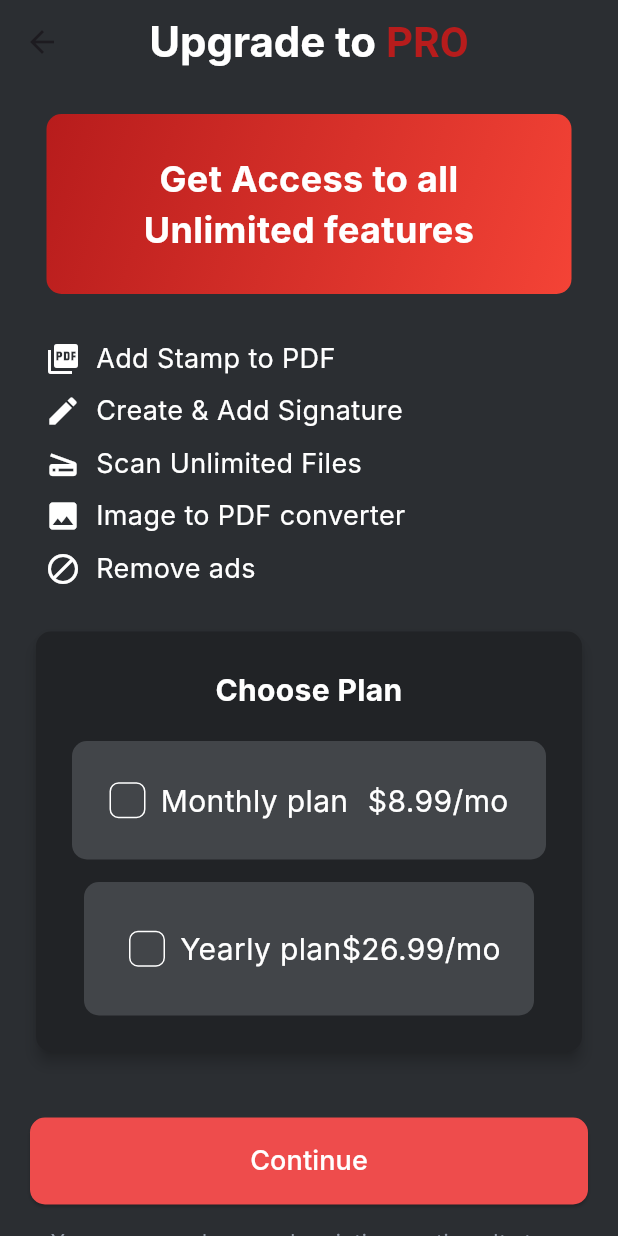
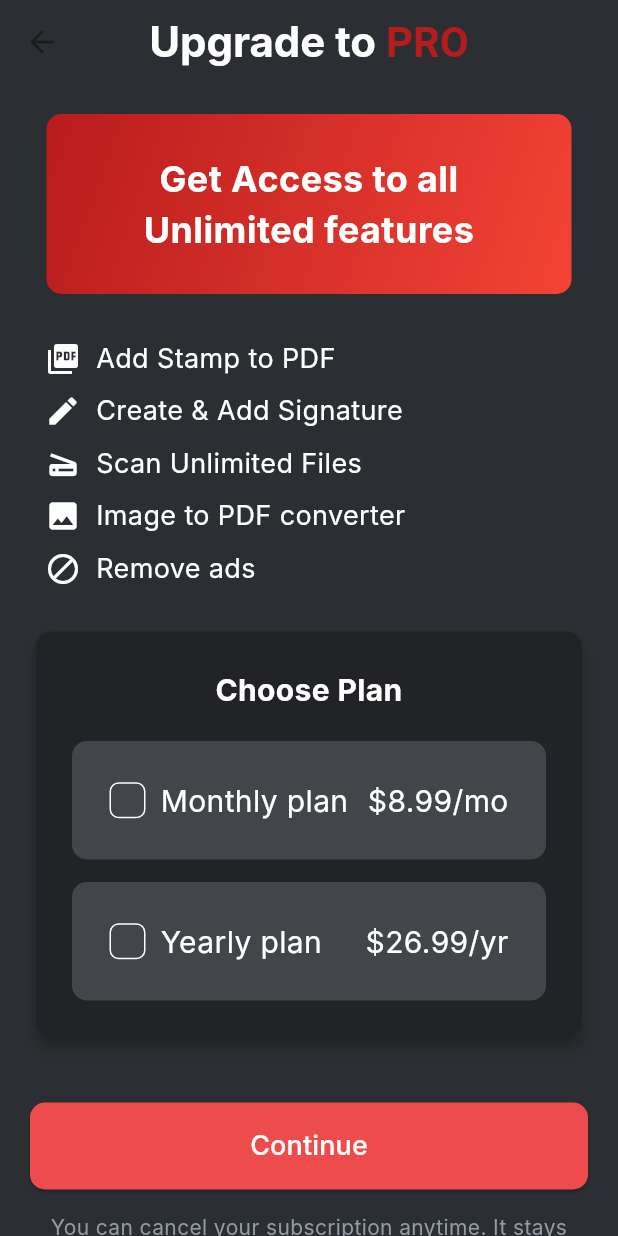
Before and after one commit to hania-ha/Pdf-Design, a Flutter app: the PremiumScreen screen opened directly, on a phone screen of 412 x 824 dp. Run offline on Flutter 3.47's test engine with Material 3 defaults, Android fonts, the phone set to English and light mode, and no system bars; our stand-ins replace device_preview, image_picker; Roboto replaces fonts that are missing (Inter).

Commit message:
sixth day

```diff
--- a/lib/PremiumScreen.dart
+++ b/lib/PremiumScreen.dart
@@ -8,7 +8,6 @@ class PremiumScreen extends StatefulWidget {
 class _PremiumScreenState extends State<PremiumScreen> {
   bool isMonthlyPlanSelected = false;
   bool isYearlyPlanSelected = false;
-  String selectedLink = ''; // Track selected link
 
   @override
   Widget build(BuildContext context) {
@@ -30,7 +29,7 @@ class _PremiumScreenState extends State<PremiumScreen> {
               TextSpan(
                 text: 'PRO',
                 style: TextStyle(
-                  color: Colors.red.shade900, // Dark Red color
+                  color: Colors.red.shade900,
                 ),
               ),
             ],
@@ -42,9 +41,8 @@ class _PremiumScreenState extends State<PremiumScreen> {
           child: Column(
             crossAxisAlignment: CrossAxisAlignment.stretch,
             children: [
-              SizedBox(height: 20), // Space between the app bar and the container
+              SizedBox(height: 20),
 
-              // Center the Gradient Container
               Center(
                 child: Container(
                   padding: EdgeInsets.all(24.0),
@@ -56,8 +54,8 @@ class _PremiumScreenState extends State<PremiumScreen> {
                     ),
                     borderRadius: BorderRadius.circular(10),
                   ),
-                  width: 350, // Width specified
-                  height: 120, // Height specified
+                  width: 350,
+                  height: 120,
                   child: Center(
                     child: Text(
                       'Get Access to all Unlimited features',
@@ -73,15 +71,13 @@ class _PremiumScreenState extends State<PremiumScreen> {
                 ),
               ),
 
-              SizedBox(height: 30), // Space between the gradient container and the text lines
+              SizedBox(height: 30),
 
-              // List of Features with Icons
               Padding(
-                padding: EdgeInsets.symmetric(horizontal: 30.0), // Add padding on left and right
+                padding: EdgeInsets.symmetric(horizontal: 30.0),
                 child: Column(
-                  crossAxisAlignment: CrossAxisAlignment.start, // Aligns items to the start (left)
+                  crossAxisAlignment: CrossAxisAlignment.start,
                   children: [
-                    // First Feature
                     Row(
                       mainAxisAlignment: MainAxisAlignment.start,
                       children: [
@@ -101,7 +97,6 @@ class _PremiumScreenState extends State<PremiumScreen> {
                     ),
                     SizedBox(height: 9),
 
-                    // Second Feature
                     Row(
                       mainAxisAlignment: MainAxisAlignment.start,
                       children: [
@@ -121,7 +116,6 @@ class _PremiumScreenState extends State<PremiumScreen> {
                     ),
                     SizedBox(height: 9),
 
-                    // Third Feature
                     Row(
                       mainAxisAlignment: MainAxisAlignment.start,
                       children: [
@@ -141,7 +135,6 @@ class _PremiumScreenState extends State<PremiumScreen> {
                     ),
                     SizedBox(height: 9),
 
-                    // Fourth Feature
                     Row(
                       mainAxisAlignment: MainAxisAlignment.start,
                       children: [
@@ -161,7 +154,6 @@ class _PremiumScreenState extends State<PremiumScreen> {
                     ),
                     SizedBox(height: 9),
 
-                    // Fifth Feature
                     Row(
                       mainAxisAlignment: MainAxisAlignment.start,
                       children: [
@@ -183,11 +175,10 @@ class _PremiumScreenState extends State<PremiumScreen> {
                 ),
               ),
 
-              SizedBox(height: 5), // Space before the card
+              SizedBox(height: 5),
 
-              // The card with plan options
               Padding(
-                padding: EdgeInsets.all(20.0), // Add padding around the card
+                padding: EdgeInsets.all(20.0),
                 child: Card(
                   color: Color.fromRGBO(33, 35, 38, 1),
                   shape: RoundedRectangleBorder(
@@ -195,7 +186,7 @@ class _PremiumScreenState extends State<PremiumScreen> {
                   ),
                   elevation: 4,
                   child: Padding(
-                    padding: EdgeInsets.all(24.0), // Increased padding for more height
+                    padding: EdgeInsets.all(24.0),
                     child: Column(
                       crossAxisAlignment: CrossAxisAlignment.center,
                       children: [
@@ -203,13 +194,13 @@ class _PremiumScreenState extends State<PremiumScreen> {
                           'Choose Plan',
                           style: TextStyle(
                             fontFamily: 'Inter',
-                            fontSize: 20, // Increased font size for better visibility
+                            fontSize: 20,
                             color: Colors.white,
                             fontWeight: FontWeight.bold,
                           ),
                           textAlign: TextAlign.center,
                         ),
-                        SizedBox(height: 20), // Increased space for better layout
+                        SizedBox(height: 20),
                         Column(
                           children: [
                             GestureDetector(
@@ -220,14 +211,14 @@ class _PremiumScreenState extends State<PremiumScreen> {
                                 });
                               },
                               child: Container(
-                                width: 350, // Increased width
-                                padding: EdgeInsets.all(25), // Increased padding for larger box
+                                width: 350,
+                                padding: EdgeInsets.all(25),
                                 decoration: BoxDecoration(
                                   color: Color.fromRGBO(66, 69, 73, 1),
                                   borderRadius: BorderRadius.circular(10),
                                 ),
                                 child: Row(
-                                  mainAxisAlignment: MainAxisAlignment.spaceBetween, // Align items at both ends
+                                  mainAxisAlignment: MainAxisAlignment.spaceBetween,
                                   children: [
                                     Row(
                                       children: [
@@ -238,7 +229,7 @@ class _PremiumScreenState extends State<PremiumScreen> {
                                             'Monthly plan',
                                             style: TextStyle(
                                               fontFamily: 'Inter',
-                                              fontSize: 20, // Increased font size for better visibility
+                                              fontSize: 20,
                                               color: Colors.white,
                                             ),
                                           ),
@@ -249,7 +240,7 @@ class _PremiumScreenState extends State<PremiumScreen> {
                                       '\$8.99/mo',
                                       style: TextStyle(
                                         fontFamily: 'Inter',
-                                        fontSize: 20, // Increased font size for better visibility
+                                        fontSize: 20,
                                         color: Colors.white,
                                       ),
                                     ),
@@ -266,14 +257,14 @@ class _PremiumScreenState extends State<PremiumScreen> {
                                 });
                               },
                               child: Container(
-                                width: 300, // Increased width
-                                padding: EdgeInsets.all(30), // Increased padding for larger box
+                                width: 350,
+                                padding: EdgeInsets.all(25),
                                 decoration: BoxDecoration(
                                   color: Color.fromRGBO(66, 69, 73, 1),
                                   borderRadius: BorderRadius.circular(10),
                                 ),
                                 child: Row(
-                                  mainAxisAlignment: MainAxisAlignment.spaceBetween, // Align items at both ends
+                                  mainAxisAlignment: MainAxisAlignment.spaceBetween,
                                   children: [
                                     Row(
                                       children: [
@@ -284,7 +275,7 @@ class _PremiumScreenState extends State<PremiumScreen> {
                                             'Yearly plan',
                                             style: TextStyle(
                                               fontFamily: 'Inter',
-                                              fontSize: 20, // Increased font size for better visibility
+                                              fontSize: 20,
                                               color: Colors.white,
                                             ),
                                           ),
@@ -292,10 +283,10 @@ class _PremiumScreenState extends State<PremiumScreen> {
                                       ],
                                     ),
                                     Text(
-                                      '\$26.99/mo',
+                                      '\$26.99/yr',
                                       style: TextStyle(
                                         fontFamily: 'Inter',
-                                        fontSize: 20, // Increased font size for better visibility
+                                        fontSize: 20,
                                         color: Colors.white,
                                       ),
                                     ),
@@ -310,17 +301,16 @@ class _PremiumScreenState extends State<PremiumScreen> {
                   ),
                 ),
               ),
-              SizedBox(height: 20), // Space between the card and the button
+              SizedBox(height: 20),
 
-              // The continue button
               Padding(
-                padding: EdgeInsets.symmetric(horizontal: 20.0), // Add horizontal padding
+                padding: EdgeInsets.symmetric(horizontal: 20.0),
                 child: ElevatedButton(
                   onPressed: () {
-                    // Add action here
+                    // Implement the continue button action here
                   },
                   style: ElevatedButton.styleFrom(
-                    backgroundColor: Color.fromRGBO(238, 76, 76, 1), // Background color
+                    backgroundColor: Color.fromRGBO(238, 76, 76, 1),
                     shape: RoundedRectangleBorder(
                       borderRadius: BorderRadius.circular(10),
                     ),
@@ -338,11 +328,10 @@ class _PremiumScreenState extends State<PremiumScreen> {
                   ),
                 ),
               ),
-              SizedBox(height: 15), // Space before the info text
+              SizedBox(height: 15),
 
-              // Information Text
               Padding(
-                padding: EdgeInsets.symmetric(horizontal: 20.0), // Add horizontal padding
+                padding: EdgeInsets.symmetric(horizontal: 20.0),
                 child: Text(
                   'You can cancel your subscription anytime. It stays active until the current billing period remains active.',
                   style: TextStyle(
@@ -353,7 +342,48 @@ class _PremiumScreenState extends State<PremiumScreen> {
                   textAlign: TextAlign.center,
                 ),
               ),
-              SizedBox(height: 30), // Space at the bottom
+              SizedBox(height: 30),
+
+              // Footer section
+              Padding(
+                padding: EdgeInsets.symmetric(horizontal: 20.0),
+                child: Column(
+                  children: [
+                    Divider(color: Colors.white, height: 1),
+                    SizedBox(height: 10),
+                    Row(
+                      mainAxisAlignment: MainAxisAlignment.spaceEvenly,
+                      children: [
+                        Text(
+                          'Privacy Policy',
+                          style: TextStyle(
+                            fontFamily: 'Inter',
+                            fontSize: 14,
+                            color: Colors.white,
+                          ),
+                        ),
+                        Text(
+                          'Terms and Conditions',
+                          style: TextStyle(
+                            fontFamily: 'Inter',
+                            fontSize: 14,
+                            color: Colors.white,
+                          ),
+                        ),
+                        Text(
+                          'Restore Purchase',
+                          style: TextStyle(
+                            fontFamily: 'Inter',
+                            fontSize: 14,
+                            color: Colors.white,
+                          ),
+                        ),
+                      ],
+                    ),
+                    SizedBox(height: 10),
+                  ],
+                ),
+              ),
             ],
           ),
         ),
@@ -372,6 +402,13 @@ class _PremiumScreenState extends State<PremiumScreen> {
           color: isSelected ? Colors.red.shade900 : Colors.white,
         ),
       ),
+      child: isSelected
+          ? Icon(
+              Icons.check,
+              color: Colors.white,
+              size: 20,
+            )
+          : null,
     );
   }
 }
--- a/lib/SignatureScreen.dart
+++ b/lib/SignatureScreen.dart
@@ -13,8 +13,8 @@ class SignatureScreen extends StatefulWidget {
 
 class _SignatureScreenState extends State<SignatureScreen> {
   String? selectedSignature;
-  Offset signaturePosition = Offset(20, 20); // Initial position
-  Size signatureSize = Size(100, 40); // Initial size
+  Offset signaturePosition = Offset(20, 20);
+  Size signatureSize = Size(100, 40);
 
   void _handleSignatureSelection(String signature) {
     setState(() {
@@ -101,7 +101,7 @@ class _SignatureScreenState extends State<SignatureScreen> {
                       height: signatureSize.height,
                       decoration: BoxDecoration(
                         border: Border.all(
-                          color: Color.fromRGBO(47, 168, 255, 1), // Blue border
+                          color: Color.fromRGBO(47, 168, 255, 1),
                           width: 2,
                         ),
                       ),
```
Also changed, not shown: lib/SaveScreen.dart (+37 -42 lines), lib/Screen1.dart (+45 -27 lines), lib/SplashScreen.dart (added, +71 -0 lines), lib/main.dart (+13 -2 lines), assets/App Icon .png (added), assets/Background image.png (added), assets/pdficon.png (added), assets/save.png (added), assets/searchicon.png (added), assets/shareicon.png (added), assets/signicon.png (added), assets/stampicon.png (added), assets/toolsicon.png (added), pubspec.lock.
